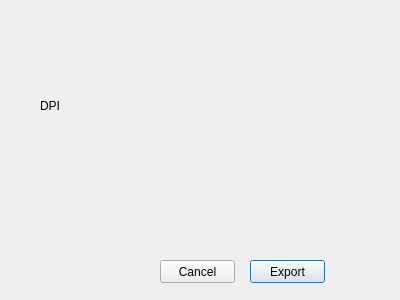
First picture: the form in src/APP/Dialog/DAExportToPngSettingDialog.ui, repository czyt1988/data-workbench, before the edit.
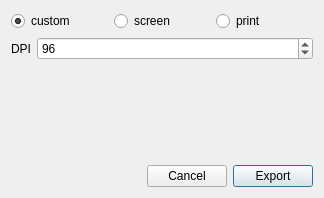
Second picture: the form after the edit.

Patch:
```diff
--- a/src/APP/Dialog/DAExportToPngSettingDialog.ui
+++ b/src/APP/Dialog/DAExportToPngSettingDialog.ui
@@ -6,55 +6,129 @@
    <rect>
     <x>0</x>
     <y>0</y>
-    <width>400</width>
-    <height>300</height>
+    <width>324</width>
+    <height>198</height>
    </rect>
   </property>
   <property name="windowTitle">
    <string>Dialog</string>
   </property>
-  <widget class="QPushButton" name="pushButton">
-   <property name="geometry">
-    <rect>
-     <x>250</x>
-     <y>260</y>
-     <width>75</width>
-     <height>23</height>
-    </rect>
-   </property>
-   <property name="text">
-    <string>Export</string>
-   </property>
-   <property name="default">
-    <bool>true</bool>
-   </property>
-  </widget>
-  <widget class="QPushButton" name="pushButton_2">
-   <property name="geometry">
-    <rect>
-     <x>160</x>
-     <y>260</y>
-     <width>75</width>
-     <height>23</height>
-    </rect>
-   </property>
-   <property name="text">
-    <string>Cancel</string>
-   </property>
-  </widget>
-  <widget class="QLabel" name="label">
-   <property name="geometry">
-    <rect>
-     <x>40</x>
-     <y>100</y>
-     <width>54</width>
-     <height>12</height>
-    </rect>
-   </property>
-   <property name="text">
-    <string>DPI</string>
-   </property>
-  </widget>
+  <layout class="QVBoxLayout" name="verticalLayout">
+   <item>
+    <layout class="QHBoxLayout" name="horizontalLayout">
+     <item>
+      <widget class="QRadioButton" name="radioButtonCustom">
+       <property name="text">
+        <string>custom</string>
+       </property>
+       <property name="checked">
+        <bool>true</bool>
+       </property>
+       <attribute name="buttonGroup">
+        <string notr="true">buttonGroupDPIType</string>
+       </attribute>
+      </widget>
+     </item>
+     <item>
+      <widget class="QRadioButton" name="radioButtonScreen">
+       <property name="text">
+        <string>screen</string>
+       </property>
+       <attribute name="buttonGroup">
+        <string notr="true">buttonGroupDPIType</string>
+       </attribute>
+      </widget>
+     </item>
+     <item>
+      <widget class="QRadioButton" name="radioButtonPrint">
+       <property name="text">
+        <string>print</string>
+       </property>
+       <attribute name="buttonGroup">
+        <string notr="true">buttonGroupDPIType</string>
+       </attribute>
+      </widget>
+     </item>
+    </layout>
+   </item>
+   <item>
+    <layout class="QHBoxLayout" name="horizontalLayout_2">
+     <item>
+      <widget class="QLabel" name="label">
+       <property name="text">
+        <string>DPI</string>
+       </property>
+      </widget>
+     </item>
+     <item>
+      <widget class="QSpinBox" name="spinBoxDPI">
+       <property name="sizePolicy">
+        <sizepolicy hsizetype="Expanding" vsizetype="Fixed">
+         <horstretch>0</horstretch>
+         <verstretch>0</verstretch>
+        </sizepolicy>
+       </property>
+       <property name="minimum">
+        <number>1</number>
+       </property>
+       <property name="maximum">
+        <number>1200</number>
+       </property>
+       <property name="value">
+        <number>96</number>
+       </property>
+      </widget>
+     </item>
+    </layout>
+   </item>
+   <item>
+    <spacer name="verticalSpacer">
+     <property name="orientation">
+      <enum>Qt::Vertical</enum>
+     </property>
+     <property name="sizeHint" stdset="0">
+      <size>
+       <width>20</width>
+       <height>90</height>
+      </size>
+     </property>
+    </spacer>
+   </item>
+   <item>
+    <layout class="QHBoxLayout" name="horizontalLayout_3">
+     <item>
+      <spacer name="horizontalSpacer">
+       <property name="orientation">
+        <enum>Qt::Horizontal</enum>
+       </property>
+       <property name="sizeHint" stdset="0">
+        <size>
+         <width>40</width>
+         <height>20</height>
+        </size>
+       </property>
+      </spacer>
+     </item>
+     <item>
+      <widget class="QPushButton" name="pushButtonCancel">
+       <property name="text">
+        <string>Cancel</string>
+       </property>
+      </widget>
+     </item>
+     <item>
+      <widget class="QPushButton" name="pushButtonExport">
+       <property name="text">
+        <string>Export</string>
+       </property>
+       <property name="default">
+        <bool>true</bool>
+       </property>
+      </widget>
+     </item>
+    </layout>
+   </item>
+  </layout>
  </widget>
  <resources/>
  <connections/>
```
Left out of the diff: 72 changed lines with no effect on the pictures.
